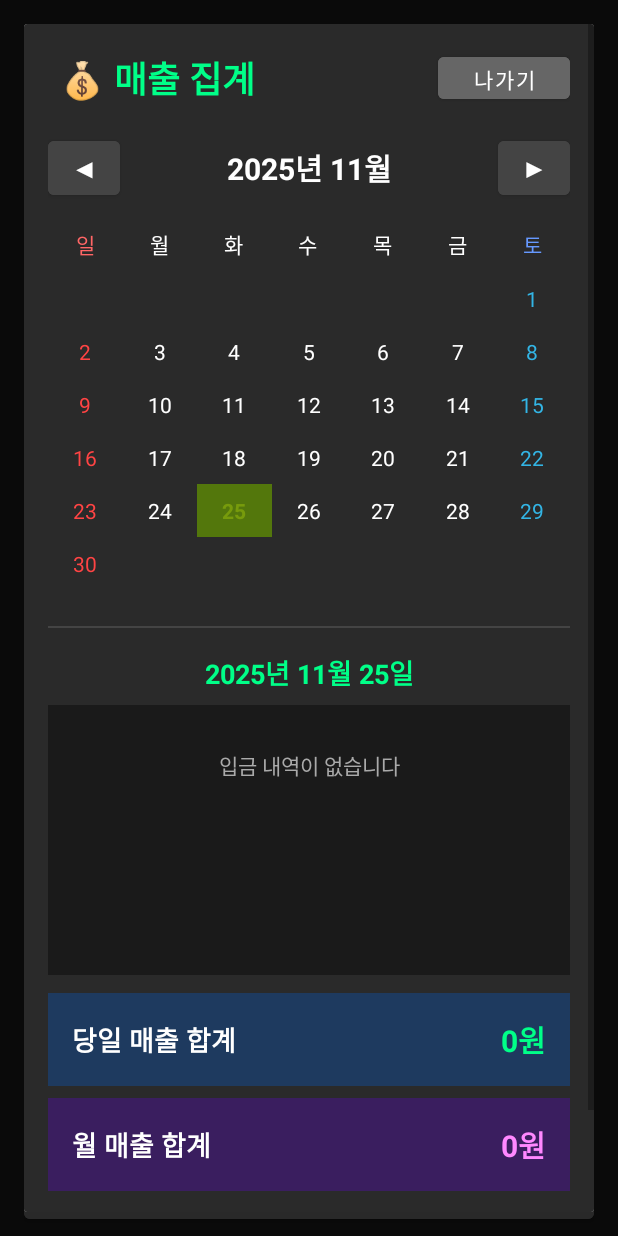
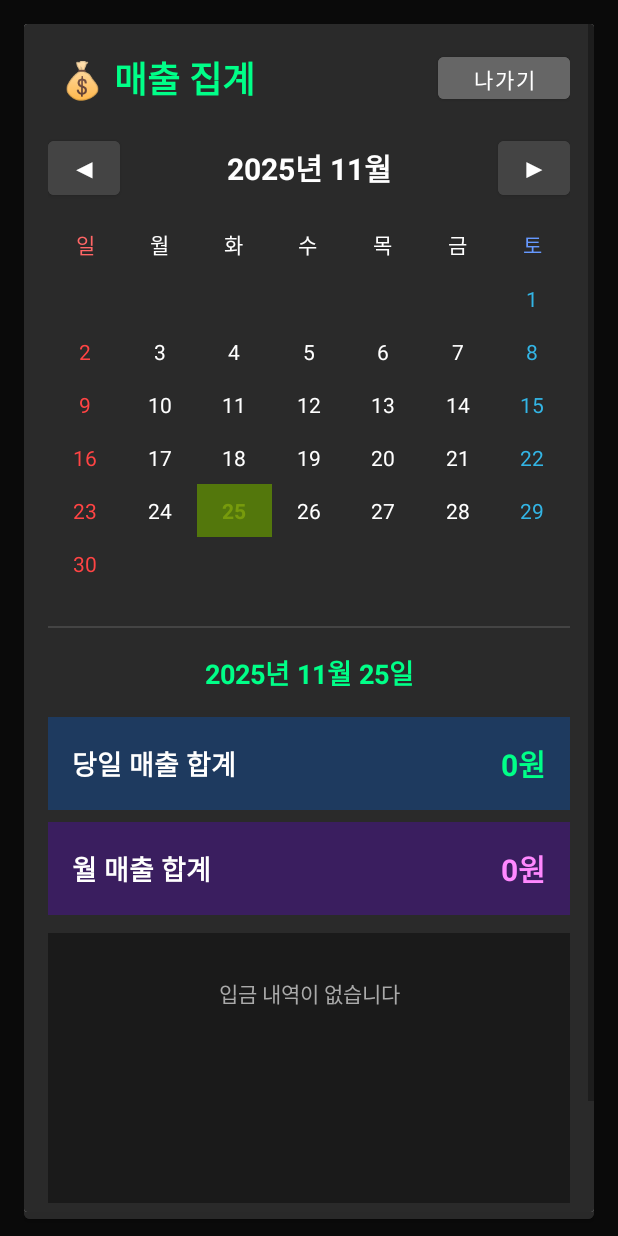
Before and after one commit to JIsseokOh/bankvoicealert-privacy, an Android app: the screen it shows after launch (MainActivity), after a tap on "💰 매출 집계", on a phone screen of 412 x 824 dp. Run offline under Robolectric (Android 15) with nearby library versions, the light colour scheme and no system bars; our stand-ins replace AdMob; 4 statements that could not run were skipped; 3 other taps on this screen came first.

Commit message:
v1.3.31: Change sales summary UI order

```diff
--- a/app/build.gradle
+++ b/app/build.gradle
@@ -11,8 +11,8 @@ android {
         applicationId "com.family.bankvoicealert"
         minSdk 21
         targetSdk 35
-        versionCode 61
-        versionName "1.3.30"
+        versionCode 62
+        versionName "1.3.31"
 
         testInstrumentationRunner "androidx.test.runner.AndroidJUnitRunner"
     }
--- a/app/src/main/res/layout/dialog_sales_summary.xml
+++ b/app/src/main/res/layout/dialog_sales_summary.xml
@@ -160,7 +160,7 @@
             android:background="#444444"
             android:layout_marginVertical="8dp"/>
 
-        <!-- 선택된 날짜 표시 -->
+        <!-- 1. 선택된 날짜 표시 (연월일) -->
         <TextView
             android:id="@+id/tvSelectedDate"
             android:layout_width="match_parent"
@@ -172,28 +172,14 @@
             android:gravity="center"
             android:paddingVertical="8dp"/>
 
-        <!-- 입금 내역 리스트 (스크롤 가능) -->
-        <androidx.core.widget.NestedScrollView
-            android:layout_width="match_parent"
-            android:layout_height="180dp"
-            android:background="#1a1a1a"
-            android:padding="8dp">
-
-            <LinearLayout
-                android:id="@+id/depositListContainer"
-                android:layout_width="match_parent"
-                android:layout_height="wrap_content"
-                android:orientation="vertical"/>
-        </androidx.core.widget.NestedScrollView>
-
-        <!-- 당일 매출 합계 -->
+        <!-- 2. 당일 매출 합계 -->
         <LinearLayout
             android:layout_width="match_parent"
             android:layout_height="wrap_content"
             android:orientation="horizontal"
             android:padding="16dp"
             android:background="#1e3a5f"
-            android:layout_marginTop="12dp"
+            android:layout_marginTop="8dp"
             android:gravity="center_vertical">
 
             <TextView
@@ -215,7 +201,7 @@
                 android:textStyle="bold"/>
         </LinearLayout>
 
-        <!-- 월 매출 합계 -->
+        <!-- 3. 월 매출 합계 -->
         <LinearLayout
             android:layout_width="match_parent"
             android:layout_height="wrap_content"
@@ -244,6 +230,21 @@
                 android:textStyle="bold"/>
         </LinearLayout>
 
+        <!-- 4. 입금 내역 리스트 (기록) -->
+        <androidx.core.widget.NestedScrollView
+            android:layout_width="match_parent"
+            android:layout_height="180dp"
+            android:background="#1a1a1a"
+            android:padding="8dp"
+            android:layout_marginTop="12dp">
+
+            <LinearLayout
+                android:id="@+id/depositListContainer"
+                android:layout_width="match_parent"
+                android:layout_height="wrap_content"
+                android:orientation="vertical"/>
+        </androidx.core.widget.NestedScrollView>
+
         <!-- 닫기 버튼 -->
         <Button
             android:id="@+id/btnClose"
```
Also changed, not shown: 1 other file.
